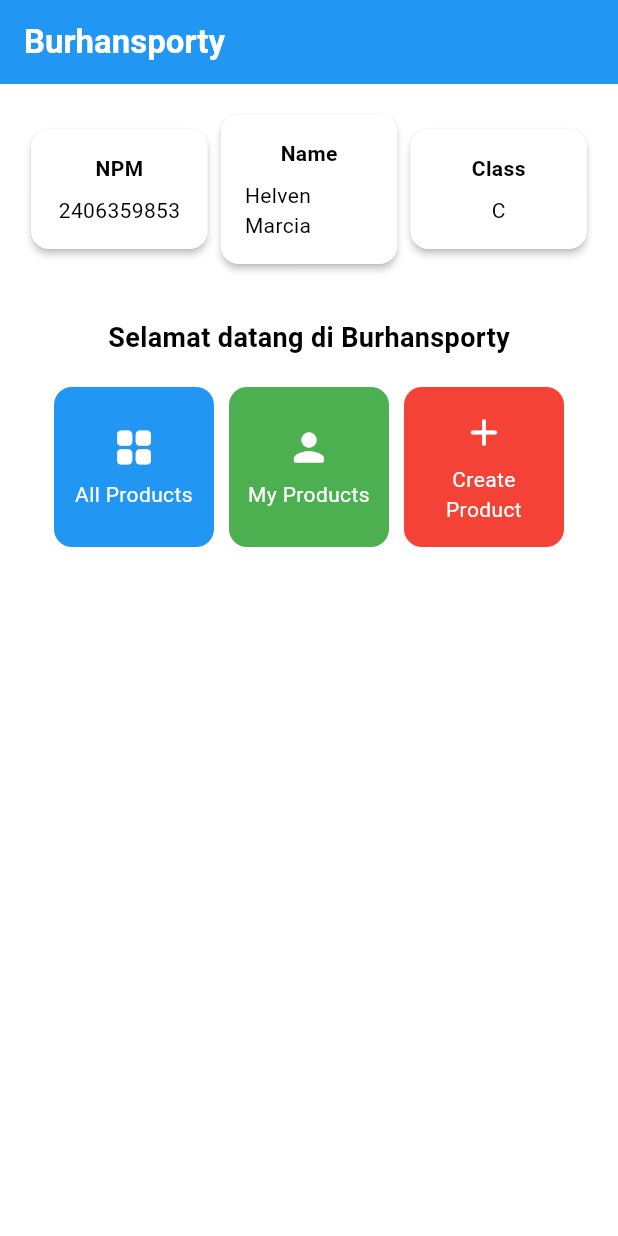
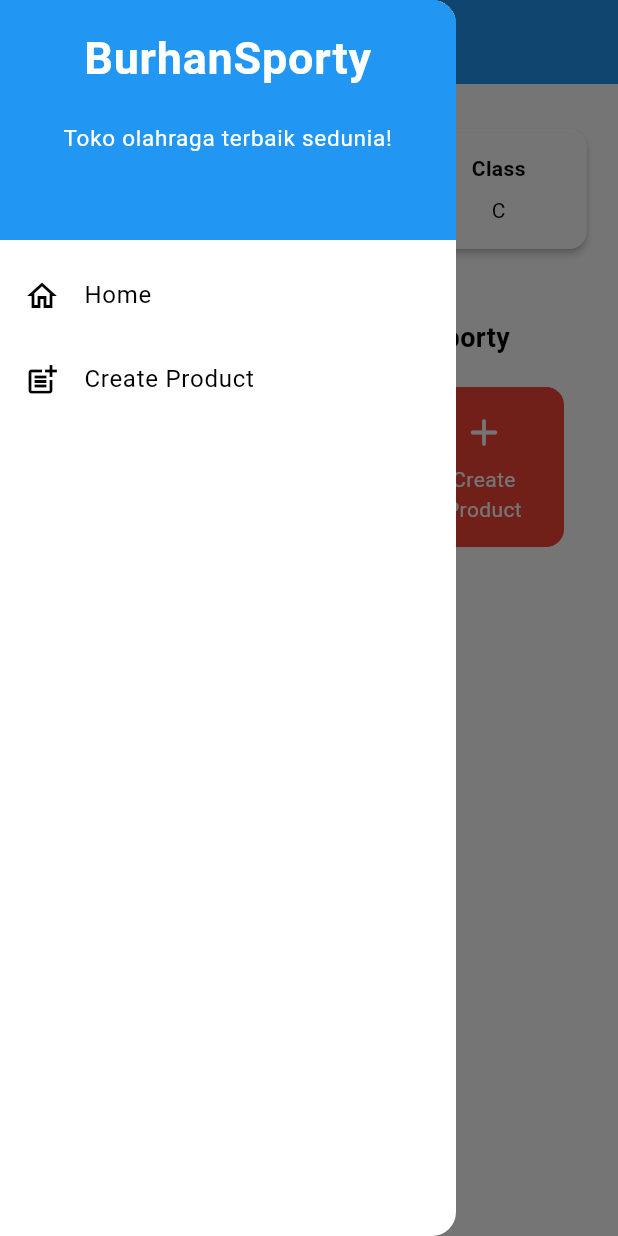
Before and after one commit to helvenmarcia/burhansporty-mobile, a Flutter app: the screen it shows after launch, with the side drawer open (before the commit the screen has no drawer), on a phone screen of 412 x 824 dp. Run offline on Flutter 3.47's test engine with Material 3 defaults, Android fonts, the phone set to English and light mode, and no system bars; missing offline and left inert: football_news.

Commit message:
Tugas 8 Prototype

```diff
--- a/lib/main.dart
+++ b/lib/main.dart
@@ -1,5 +1,5 @@
 import 'package:flutter/material.dart';
-import 'package:burhansporty/menu.dart';
+import 'package:burhansporty/screens/menu.dart';
 
 void main() {
   runApp(const MyApp());
--- a/lib/menu.dart
+++ b/lib/screens/menu.dart
@@ -1,4 +1,14 @@
 import 'package:flutter/material.dart';
+import 'package:burhansporty/widgets/left_drawer.dart';
+import 'package:burhansporty/widgets/product_card.dart';
+
+class ItemHomepage {
+  final String name;
+  final IconData icon;
+  final Color color;
+
+  ItemHomepage(this.name, this.icon, this.color);
+}
 
 class MyHomePage extends StatelessWidget {
   MyHomePage({super.key});
@@ -26,6 +36,9 @@
         ),
         backgroundColor: Theme.of(context).colorScheme.primary,
       ),
+
+      drawer: const LeftDrawer(),
+
       body: Padding(
         padding: const EdgeInsets.all(16.0),
         child: Column(
@@ -101,55 +114,3 @@
     );
   }
 }
-
-class ItemCard extends StatelessWidget {
-  final ItemHomepage item;
-
-  const ItemCard(this.item, {super.key});
-
-  @override
-  Widget build(BuildContext context) {
-    return Material(
-      color: item.color,
-      borderRadius: BorderRadius.circular(12),
-      child: InkWell(
-        onTap: () {
-          ScaffoldMessenger.of(context)
-            ..hideCurrentSnackBar()
-            ..showSnackBar(
-              SnackBar(content: Text("Kamu telah menekan tombol ${item.name}!"))
-            );
-        },
-        child: Container(
-          padding: const EdgeInsets.all(8),
-          child: Center(
-            child: Column(
-              mainAxisAlignment: MainAxisAlignment.center,
-              children: [
-                Icon(
-                  item.icon,
-                  color: Colors.white,
-                  size: 30.0,
-                ),
-                const Padding(padding: EdgeInsets.all(3)),
-                Text(
-                  item.name,
-                  textAlign: TextAlign.center,
-                  style: const TextStyle(color: Colors.white),
-                ),
-              ],
-            ),
-          ),
-        ),
-      ),
-    );
-  }
-}
-
-class ItemHomepage {
-  final String name;
-  final IconData icon;
-  final Color color;
-
-  ItemHomepage(this.name, this.icon, this.color);
-}
--- /dev/null
+++ b/lib/widgets/left_drawer.dart
@@ -0,0 +1,83 @@
+import 'package:flutter/material.dart';
+import 'package:football_news/screens/menu.dart';
+import 'package:football_news/screens/newslist_form.dart';
+
+class LeftDrawer extends StatelessWidget {
+  const LeftDrawer({super.key});
+
+  @override
+  Widget build(BuildContext context) {
+    return Drawer(
+      child: ListView(
+        children: [
+          const DrawerHeader(
+            // TODO: Bagian drawer header
+            decoration: BoxDecoration(
+              color: Colors.blue,
+            ),
+            child: Column(
+              children: [
+                Text(
+                  'BurhanSporty',
+                  textAlign: TextAlign.center,
+                  style: TextStyle(
+                    fontSize: 30,
+                    fontWeight: FontWeight.bold,
+                    color: Colors.white,
+                  ),
+                ),
+                Padding(padding: EdgeInsets.all(10)),
+                Text(
+                  "Toko olahraga terbaik sedunia!",
+                  // TODO: Tambahkan gaya teks dengan center alignment, font ukuran 15, warna putih, dan weight biasa
+                  textAlign: TextAlign.center,
+                  style: TextStyle(
+                    fontSize: 15,
+                    color: Colors.white,
+                    fontWeight: FontWeight.normal,
+                  ),
+                ),
+              ],
+            ),
+          ),
+          // TODO: Bagian routing
+          ListTile(
+            leading: const Icon(Icons.home_outlined),
+            title: const Text('Home'),
+            // Bagian redirection ke MyHomePage
+            onTap: () {
+              Navigator.pushReplacement(
+                  context,
+                  MaterialPageRoute(
+                    builder: (context) => MyHomePage(),
+                  ));
+            },
+          ),
+          ListTile(
+            leading: const Icon(Icons.post_add),
+            title: const Text('Create Product'),
+            // Bagian redirection ke NewsFormPage
+            onTap: () {
+              /*
+              TODO: Buatlah routing ke NewsFormPage di sini,
+              setelah halaman NewsFormPage sudah dibuat.
+              */
+              Navigator.pushReplacement(
+                  context,
+                  MaterialPageRoute(
+                      builder: (context) => const ProductFormPage()));
+            },
+          ),
+          // TODO: Buat ListTile baru untuk ke halaman melihat news
+          // ListTile(
+          //   leading: const Icon(Icons.newspaper),
+          //   title: const Text('See News'),
+          //   onTap: () {
+          //     // Navigasi ke halaman See News (belum dibuat)
+          //   },
+          // ),
+        ],
+      ),
+    );
+  }
+}
--- /dev/null
+++ b/lib/widgets/product_card.dart
@@ -0,0 +1,56 @@
+import 'package:flutter/material.dart';
+import 'package:burhansporty/screens/product_form.dart';
+import 'package:burhansporty/screens/menu.dart';
+
+class ItemCard extends StatelessWidget {
+  // Menampilkan kartu dengan ikon dan nama.
+
+  final ItemHomepage item;
+
+  const ItemCard(this.item, {super.key});
+
+  @override
+  Widget build(BuildContext context) {
+    return Material(
+      color: item.color,
+      borderRadius: BorderRadius.circular(12),
+      child: InkWell(
+        onTap: () {
+          ScaffoldMessenger.of(context)
+            ..hideCurrentSnackBar()
+            ..showSnackBar(
+              SnackBar(content: Text("Kamu telah menekan tombol ${item.name}!"))
+            );
+
+            if (item.name == "Create Product") {
+            Navigator.pushReplacement(
+                  context,
+                  MaterialPageRoute(
+                      builder: (context) => const ProductFormPage()));
+          }
+        },
+        child: Container(
+          padding: const EdgeInsets.all(8),
+          child: Center(
+            child: Column(
+              mainAxisAlignment: MainAxisAlignment.center,
+              children: [
+                Icon(
+                  item.icon,
+                  color: Colors.white,
+                  size: 30.0,
+                ),
+                const Padding(padding: EdgeInsets.all(3)),
+                Text(
+                  item.name,
+                  textAlign: TextAlign.center,
+                  style: const TextStyle(color: Colors.white),
+                ),
+              ],
+            ),
+          ),
+        ),
+      ),
+    );
+  }
+}
```
Also changed, not shown: lib/screens/product_form.dart (added, +217 -0 lines).
